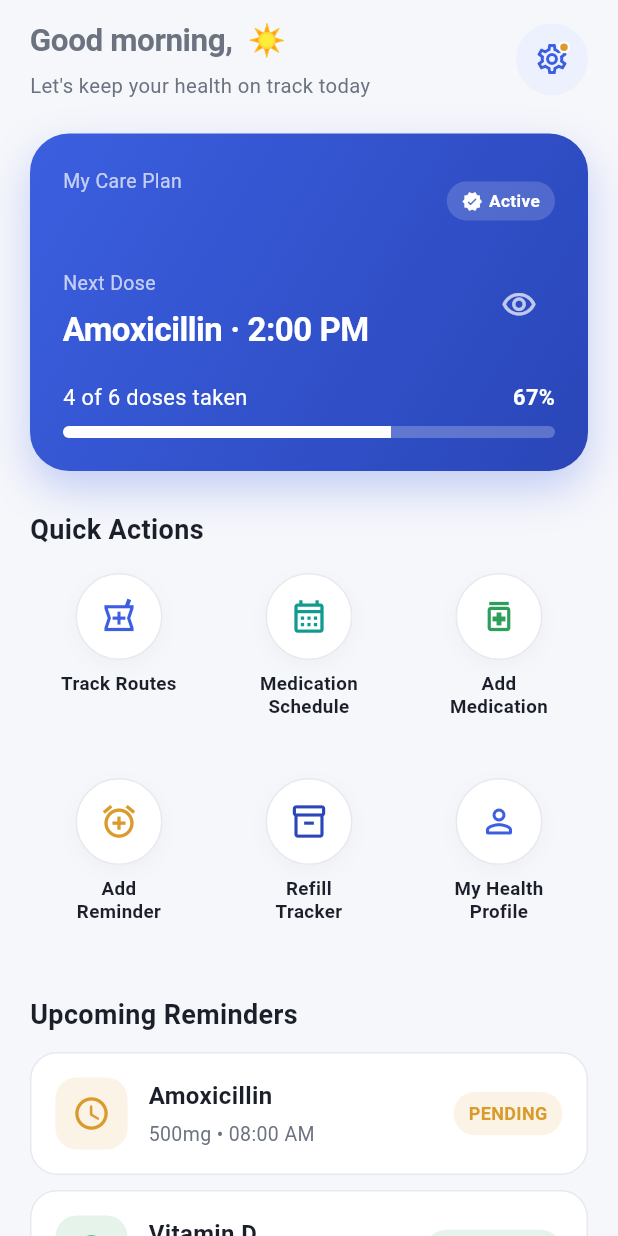
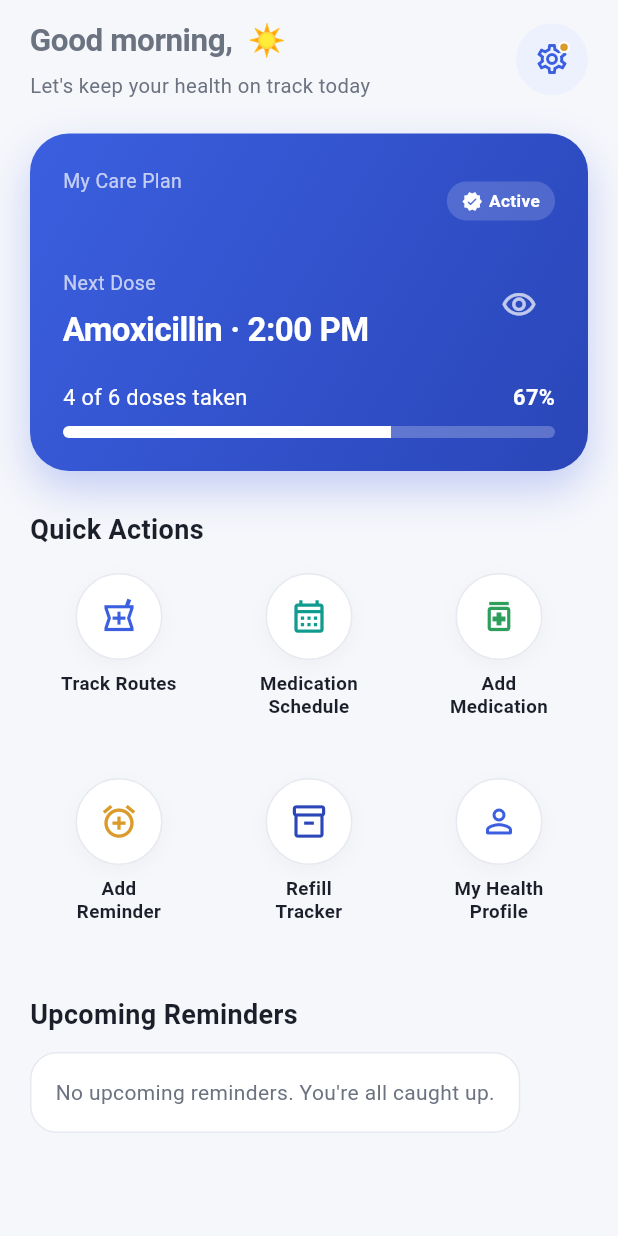
Before and after one commit to joelkabanda/QuickMed, a Flutter app: the DashboardHomeContent widget shown alone on an empty page, opened directly, on a phone screen of 412 x 824 dp. Run offline on Flutter 3.47's test engine with Material 3 defaults, Android fonts, the light colour scheme and no system bars; our stand-ins replace cloud_firestore, firebase_auth, firebase_core, flutter_local_notifications, flutter_map, flutter_timezone and 6 more; missing offline and left inert: google_mlkit_text_recognition, map_launcher; accounts and stored records are empty.

Commit message:
Reminders dashboard

```diff
--- a/lib/features/dashboard/widgets/dashboard_home_content.dart
+++ b/lib/features/dashboard/widgets/dashboard_home_content.dart
@@ -4,6 +4,9 @@ import 'package:flutter/material.dart';
 import 'package:firebase_auth/firebase_auth.dart';
 import '../../authentication/screens/login_screen.dart';
 import '../../../constants/app_colors.dart';
+import '../../../models/reminder_model.dart';
+import '../../../models/medication_model.dart';
+import '../../../services/database_service.dart';
 import 'greeting_header.dart';
 import 'quick_action_card.dart';
 import 'med_wallet.dart';
@@ -39,8 +42,31 @@ class DashboardHomeContent extends StatelessWidget {
     Navigator.push(context, MaterialPageRoute(builder: (_) => screen));
   }
 
+  String _statusLabel(ReminderStatus status) {
+    switch (status) {
+      case ReminderStatus.taken:
+        return "Completed";
+      case ReminderStatus.missed:
+        return "Missed";
+      case ReminderStatus.skipped:
+        return "Skipped";
+      case ReminderStatus.pending:
+        return "Pending";
+    }
+  }
+
+  String _formatTime(DateTime time) {
+    final hour = time.hour % 12 == 0 ? 12 : time.hour % 12;
+    final minute = time.minute.toString().padLeft(2, '0');
+    final period = time.hour >= 12 ? "PM" : "AM";
+    return "$hour:$minute $period";
+  }
+
   @override
   Widget build(BuildContext context) {
+    final userId = _currentUser?.uid;
+    final dbService = DatabaseService();
+
     return SingleChildScrollView(
       padding: const EdgeInsets.fromLTRB(20, 12, 20, 0),
       child: Column(
@@ -137,19 +163,82 @@ class DashboardHomeContent extends StatelessWidget {
           const SectionTitle(title: "Upcoming Reminders"),
           const SizedBox(height: 12),
 
-          const ReminderTile(
-            medicineName: "Amoxicillin",
-            dosage: "500mg",
-            time: "08:00 AM",
-            status: "Pending",
-          ),
-          const SizedBox(height: 10),
-          const ReminderTile(
-            medicineName: "Vitamin D",
-            dosage: "1 tablet",
-            time: "06:00 PM",
-            status: "Completed",
-          ),
+          if (userId == null)
+            const Text(
+              "Sign in to see your reminders.",
+              style: TextStyle(color: AppColors.textSecondary),
+            )
+          else
+            StreamBuilder<List<Medication>>(
+              stream: dbService.streamUserMedications(userId),
+              builder: (context, medSnapshot) {
+                final medById = <String, Medication>{
+                  for (final m in medSnapshot.data ?? <Medication>[]) m.id: m,
+                };
+
+                return StreamBuilder<List<Reminder>>(
+                  stream: dbService.streamUserReminders(userId),
+                  builder: (context, remSnapshot) {
+                    if (remSnapshot.connectionState ==
+                            ConnectionState.waiting &&
+                        !remSnapshot.hasData) {
+                      return const Padding(
+                        padding: EdgeInsets.symmetric(vertical: 20),
+                        child: Center(child: CircularProgressIndicator()),
+                      );
+                    }
+
+                    if (remSnapshot.hasError) {
+                      return Text(
+                        "Couldn't load reminders.",
+                        style: TextStyle(color: AppColors.textSecondary),
+                      );
+                    }
+
+                    final now = DateTime.now();
+                    final upcoming = (remSnapshot.data ?? <Reminder>[])
+                        .where((r) => r.reminderTime.isAfter(now))
+                        .toList()
+                      ..sort(
+                          (a, b) => a.reminderTime.compareTo(b.reminderTime));
+
+                    final preview = upcoming.take(3).toList();
+
+                    if (preview.isEmpty) {
+                      return Container(
+                        padding: const EdgeInsets.all(16),
+                        decoration: BoxDecoration(
+                          color: AppColors.surface,
+                          borderRadius: BorderRadius.circular(18),
+                          border: Border.all(color: AppColors.border),
+                        ),
+                        child: Text(
+                          "No upcoming reminders. You're all caught up.",
+                          style: TextStyle(color: AppColors.textSecondary),
+                        ),
+                      );
+                    }
+
+                    return Column(
+                      children: [
+                        for (final reminder in preview) ...[
+                          ReminderTile(
+                            medicineName:
+                                medById[reminder.medicationId]?.name ??
+                                    "Medication",
+                            dosage:
+                                medById[reminder.medicationId]?.dosage ?? "",
+                            time: _formatTime(reminder.reminderTime),
+                            status: _statusLabel(reminder.status),
+                          ),
+                          const SizedBox(height: 10),
+                        ],
+                      ],
+                    );
+                  },
+                );
+              },
+            ),
 
           const SizedBox(height: 100),
         ],
```
